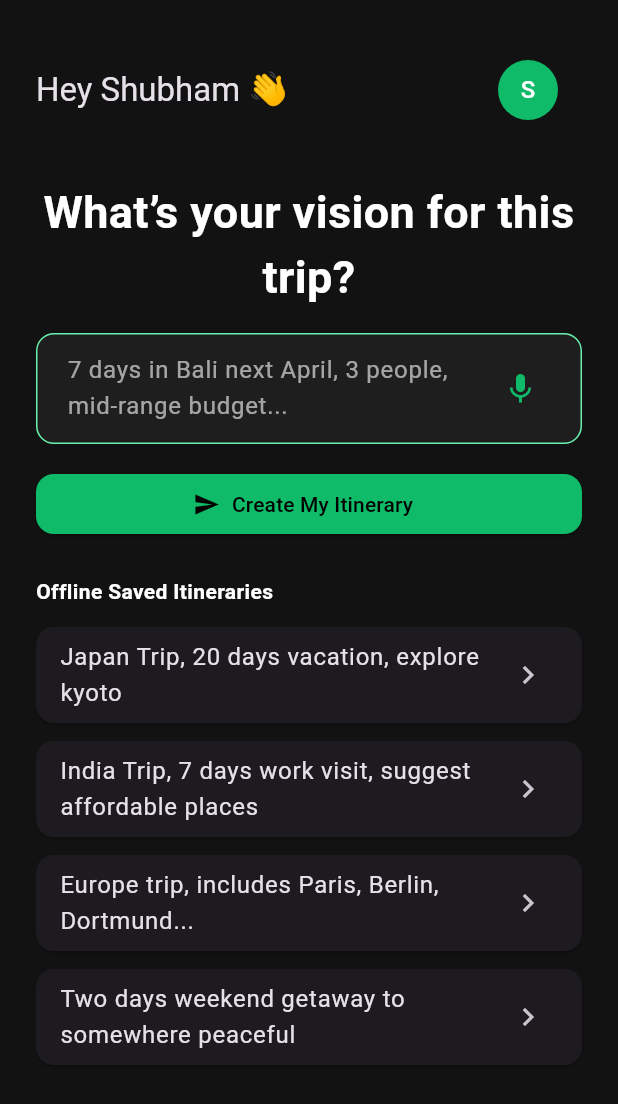
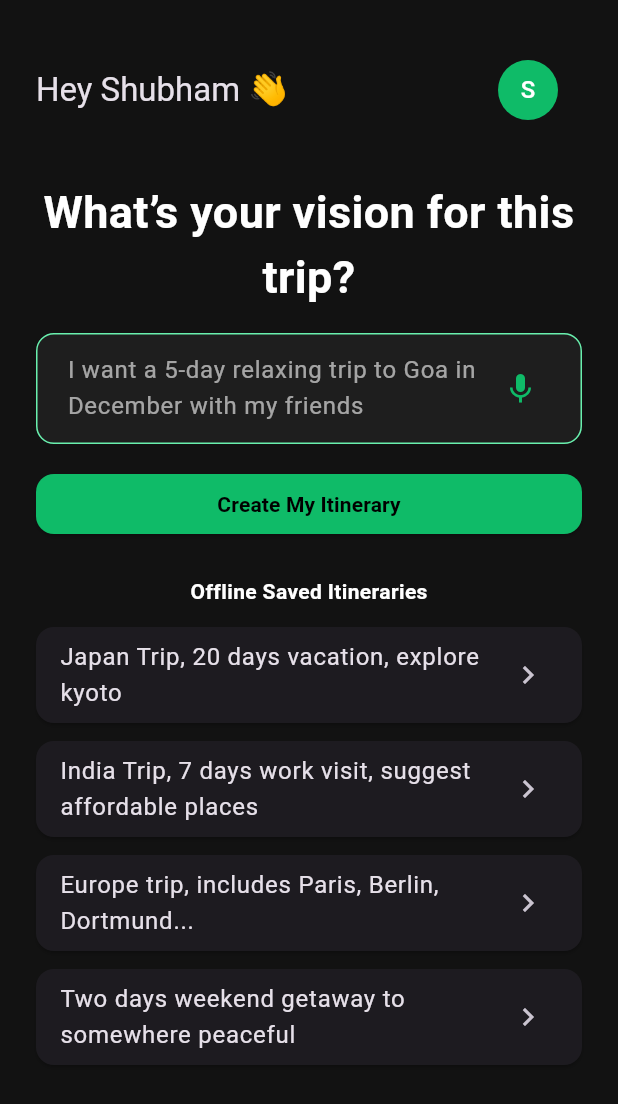
Before and after one commit to Samyak07s/Tripy_Tropy, a Flutter app: the HomeScreen screen opened by its route, on a phone screen of 412 x 824 dp. Shown: the top 1104 px of the screen. Run offline on Flutter 3.47's test engine with Material 3 defaults, Android fonts, the light colour scheme and no system bars; our stand-ins replace firebase_auth, firebase_core, flutter_riverpod, google_sign_in; accounts and stored records are empty.

Commit message:
Home screen done almost..

```diff
--- /dev/null
+++ b/lib/application/providers/ai_provider.dart
@@ -0,0 +1,6 @@
+import 'package:flutter_riverpod/flutter_riverpod.dart';
+import 'package:tripy_tropy/services/ai_service.dart';
+
+final aiProvider = FutureProvider.family<String, String>((ref, prompt) async {
+  return await AIService.generateItinerary(prompt);
+});
--- a/lib/core/routes/app_routes.dart
+++ b/lib/core/routes/app_routes.dart
@@ -1,6 +1,7 @@
 import 'package:flutter/material.dart';
 import 'package:tripy_tropy/presentation/screens/auth/login_screen.dart';
 import 'package:tripy_tropy/presentation/screens/auth/signup_screen.dart';
+import 'package:tripy_tropy/presentation/screens/home/Itinerary_screen.dart';
 import 'package:tripy_tropy/presentation/screens/home/created_page.dart';
 import 'package:tripy_tropy/presentation/screens/home/creating_page.dart';
 import 'package:tripy_tropy/presentation/screens/home/home_screen.dart';
@@ -11,6 +12,7 @@ class AppRoutes {
   static const String home = '/home';
   static const String creating = '/creating';
   static const String created = '/created';
+  static const String Itinerary = '/Itinerary';
 
   static Route<dynamic> generateRoute(RouteSettings settings) {
     switch (settings.name) {
@@ -20,10 +22,19 @@ class AppRoutes {
         return MaterialPageRoute(builder: (_) => const SignUpScreen());
       case home:
         return MaterialPageRoute(builder: (_) => const HomeScreen());
-      case creating:
-        return MaterialPageRoute(builder: (_) => const ItineraryCreatingPage());
+      // case creating:
+      //   final prompt = settings.arguments as String;
+      //   return MaterialPageRoute(
+      //     builder: (_) => ItineraryCreatingPage(prompt: prompt),
+      //   );
       case created:
         return MaterialPageRoute(builder: (_) => const ItineraryCreatedPage());
+      case Itinerary:
+        final args = settings.arguments as String;
+        return MaterialPageRoute(
+          builder: (_) => ItineraryScreen(prompt: args),
+        );
+
       default:
         return MaterialPageRoute(
           builder: (_) => const Scaffold(
--- a/lib/presentation/screens/home/home_screen.dart
+++ b/lib/presentation/screens/home/home_screen.dart
@@ -1,6 +1,7 @@
 import 'package:flutter/material.dart';
 import 'package:flutter_riverpod/flutter_riverpod.dart';
 import 'package:tripy_tropy/core/constants/app_colors.dart';
+import 'package:tripy_tropy/core/routes/app_routes.dart';
 
 class HomeScreen extends ConsumerWidget {
   const HomeScreen({super.key});
@@ -60,61 +61,78 @@ class HomeScreen extends ConsumerWidget {
               const SizedBox(height: 16),
               Container(
                   constraints:
-                    const BoxConstraints(maxHeight: 200), // Limit growth
+                      const BoxConstraints(maxHeight: 150), // Limit growth
                   padding:
                       const EdgeInsets.symmetric(horizontal: 16, vertical: 12),
                   decoration: BoxDecoration(
                     border: Border.all(color: AppColors.greenLight),
                     borderRadius: BorderRadius.circular(12),
-                  color: AppColors.surface, // Optional: background for contrast
+                    color:
+                        AppColors.surface, // Optional: background for contrast
                   ),
-                child: Row(
-                  crossAxisAlignment: CrossAxisAlignment.start,
+                  child: Stack(
                     children: [
-                    Expanded(
-                      child: TextField(
+                      TextField(
                         controller: controller,
-                        maxLines: 5, // Makes it grow with content
+                        maxLines: 5,
                         minLines: 1,
                         keyboardType: TextInputType.multiline,
                         decoration: const InputDecoration(
                           hintText:
-                              "7 days in Bali next April, 3 people, mid-range budget...",
+                              "I want a 5-day relaxing trip to Goa in December with my friends",
+
                           hintStyle: TextStyle(color: Colors.white60),
-                          border: InputBorder.none,// Seamless
+                          border: InputBorder.none,
                           focusedBorder: InputBorder.none,
-                          isDense: true,
                           contentPadding:
-                              EdgeInsets.zero, // Remove inner padding
+                              EdgeInsets.only(right: 48), // leave space for mic
                         ),
                         style: const TextStyle(color: Colors.white),
                       ),
+                      Positioned(
+                        bottom: 0,
+                        right: 0,
+                        child: IconButton(
+                          icon: const Icon(Icons.mic,
+                              color: AppColors.greenAccent),
+                          onPressed: () {
+                            // Voice input logic
+                          },
                         ),
-                    const SizedBox(width: 8),
-                    IconButton(
-                      icon: const Icon(Icons.mic, color: AppColors.greenAccent),
-                      onPressed: () {
-                        // Handle voice input
-                      },
                       )
                     ],
-                ),
-              ),
+                  )),
               const SizedBox(height: 16),
               SizedBox(
                 width: double.infinity,
-                child: ElevatedButton.icon(
+                child: ElevatedButton(
                   onPressed: () {
-                    // Navigate to ChatScreen with prompt from `controller.text`
+                    final prompt = controller.text.trim();
+                    if (prompt.isEmpty) {
+                      ScaffoldMessenger.of(context).showSnackBar(
+                        const SnackBar(
+                            content: Text("Please enter your trip idea")),
+                      );
+                      return;
+                    }
+                    Navigator.pushNamed(
+                      context,
+                      AppRoutes.Itinerary,
+                      arguments: prompt,
+                    );
                   },
-                  icon: const Icon(Icons.send),
-                  label: const Text("Create My Itinerary"),
+                  child: const Text(
+                    "Create My Itinerary",
+                    style: TextStyle(fontWeight: FontWeight.bold),
+                  ),
                 ),
               ),
               const SizedBox(height: 24),
-              const Text(
+              const Center(
+                child: Text(
                   "Offline Saved Itineraries",
                   style: TextStyle(fontWeight: FontWeight.bold),
+                ),
               ),
               const SizedBox(height: 8),
               ...savedTrips.map((trip) => Card(
--- /dev/null
+++ b/lib/services/ai_service.dart
@@ -0,0 +1,7 @@
+class AIService {
+  static Future<String> generateItinerary(String prompt) async {
+    // Replace this with actual OpenAI/Gemini/Ollama API call
+    await Future.delayed(const Duration(seconds: 2)); // Simulate network delay
+    return "Day 1: Land in Bali...\nDay 2: Explore temples...\nDay 3: Beach!";
+  }
+}
```
Also changed, not shown: lib/presentation/screens/home/Itinerary_screen.dart (added, +101 -0 lines), 1 other file. Lines whose indentation alone changed are shown as unchanged.
